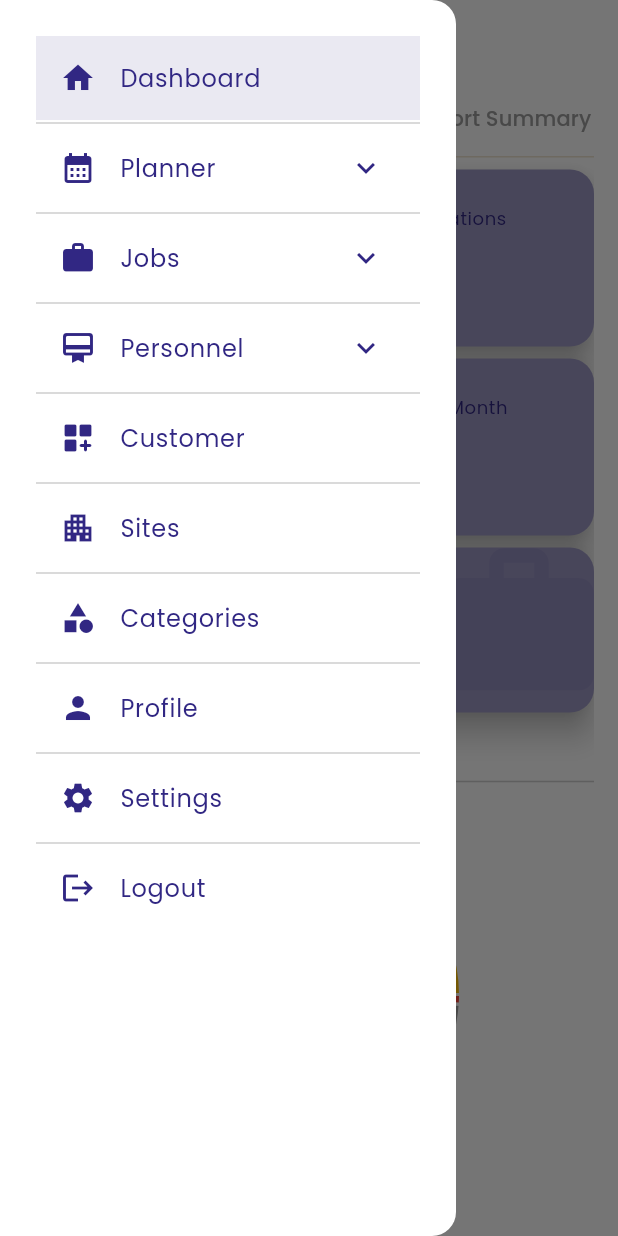
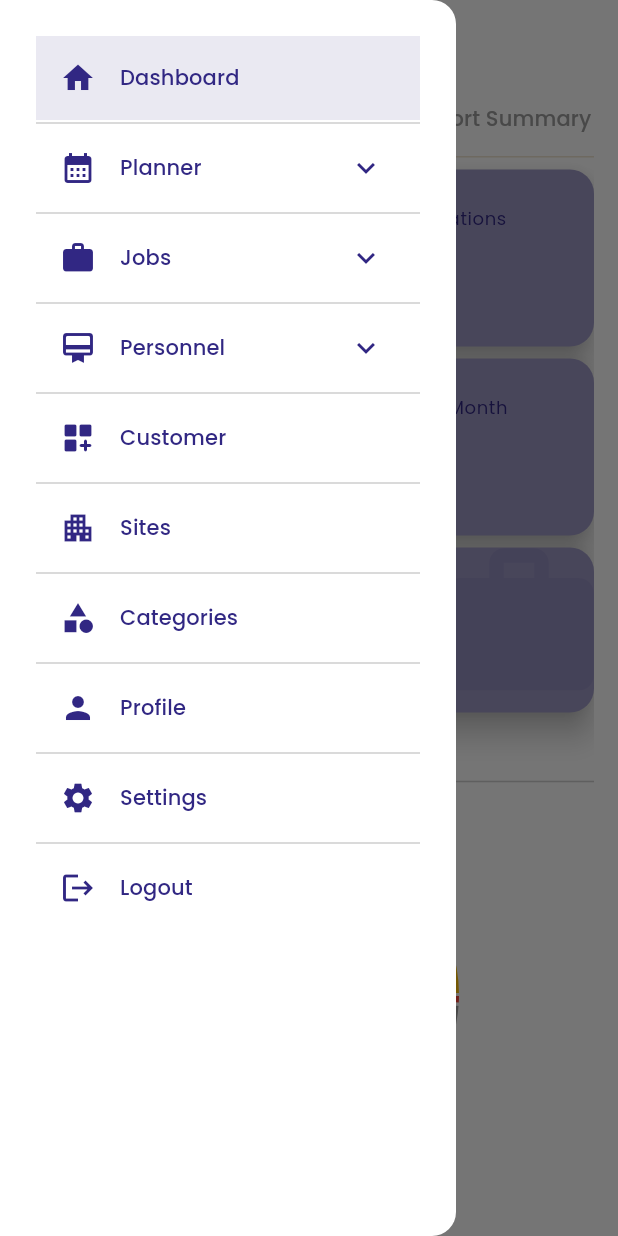
Before and after one commit to lukmannurhakeem/siaptek-flutter, a Flutter app: the HomeScreen screen opened by its route, with the side drawer open, on a phone screen of 412 x 824 dp. Run offline on Flutter 3.47's test engine with Material 3 defaults, Android fonts, the light colour scheme and no system bars; drawn by our look-alikes of fl_chart; our stand-ins replace dio, file_picker, flutter_dotenv, google_fonts, pretty_dio_logger, shared_preferences and 2 more; accounts and stored records are empty.

Commit message:
DEV : beautify font and color for side bar

```diff
--- a/lib/screens/home_screen.dart
+++ b/lib/screens/home_screen.dart
@@ -148,7 +148,7 @@ class _HomeScreenState extends State<HomeScreen> {
                     leading: Icon(Icons.logout, color: context.colors.primary),
                     title: Text(
                       'Logout',
-                      style: context.topology.textTheme.bodyLarge?.copyWith(
+                      style: context.topology.textTheme.titleSmall?.copyWith(
                         color: context.colors.primary,
                       ),
                     ),
@@ -177,7 +177,7 @@ class _HomeScreenState extends State<HomeScreen> {
           leading: Icon(item.icon, color: context.colors.primary),
           title: Text(
             item.title,
-            style: context.topology.textTheme.bodyLarge?.copyWith(color: context.colors.primary),
+            style: context.topology.textTheme.titleSmall?.copyWith(color: context.colors.primary),
           ),
           selected: isSelected,
           selectedTileColor: context.colors.primary.withOpacity(0.1),
@@ -214,7 +214,7 @@ class _HomeScreenState extends State<HomeScreen> {
                 leading: Icon(subItem.icon, color: context.colors.primary),
                 title: Text(
                   subItem.title,
-                  style: context.topology.textTheme.bodyMedium?.copyWith(
+                  style: context.topology.textTheme.bodySmall?.copyWith(
                     color: context.colors.primary,
                   ),
                 ),
```
